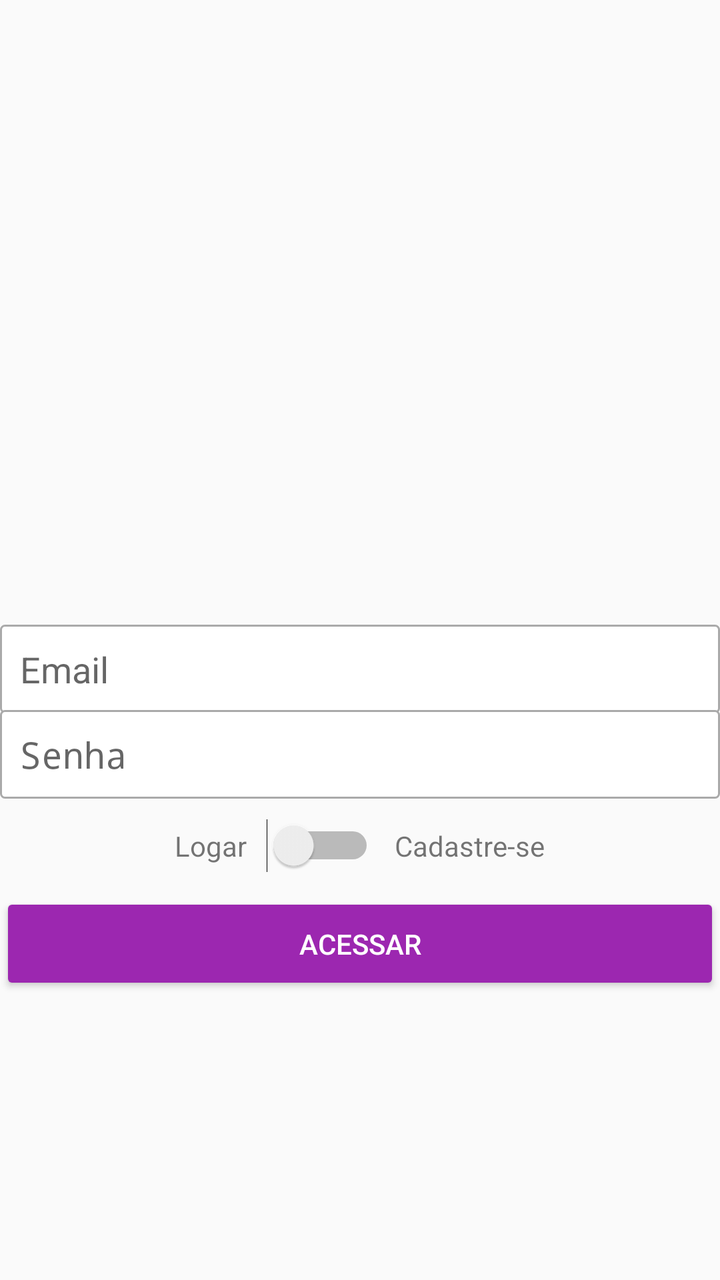
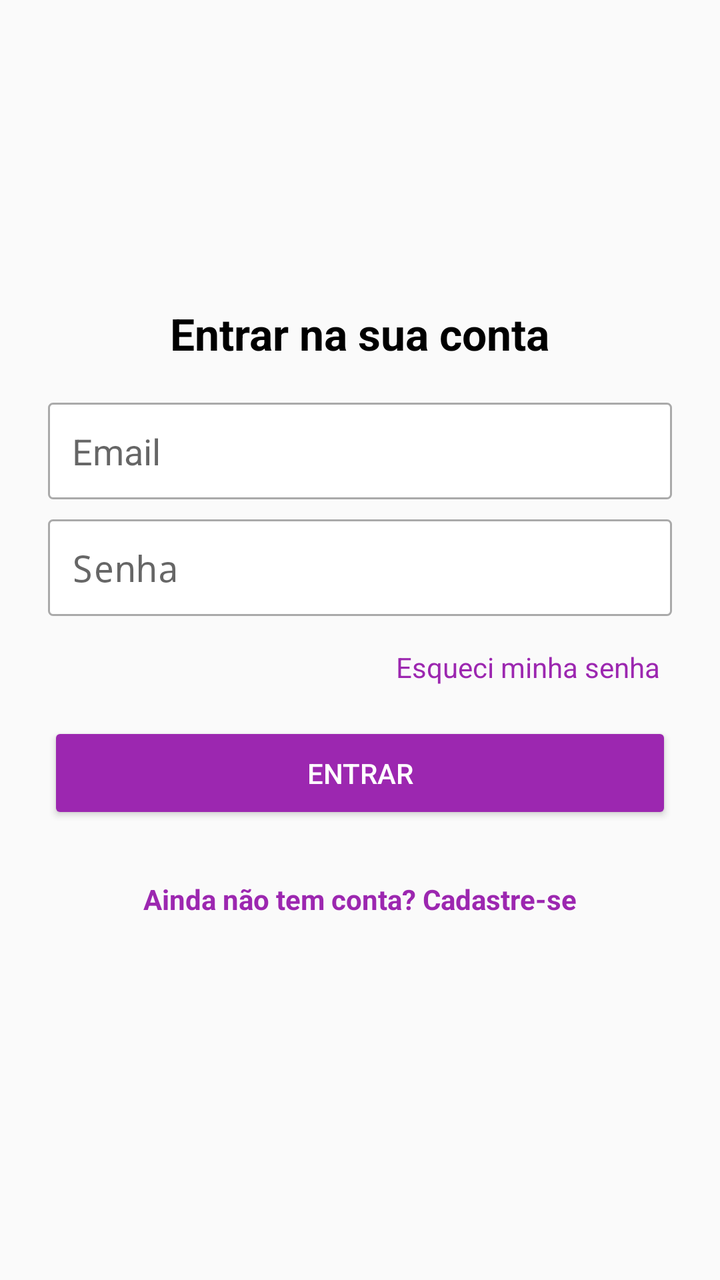

Compare the two renders of this Android layout. The source of the first and the diff that turns it into the second are given below.
<!-- AndroidManifest.xml: application theme AppTheme -->
<!-- res/layout/activity_cadastro.xml -->
<?xml version="1.0" encoding="utf-8"?>

<LinearLayout xmlns:android="http://schemas.android.com/apk/res/android"
    xmlns:app="http://schemas.android.com/apk/res-auto"
    xmlns:tools="http://schemas.android.com/tools"
    android:layout_width="match_parent"
    android:layout_height="match_parent"
    android:orientation="vertical"
    android:gravity="center"
    android:layout_margin="16dp"
    tools:context=".activity.CadastroActivity">

    <ImageView
        android:id="@+id/imageView"
        android:layout_width="200dp"
        android:layout_height="150dp"
        android:layout_marginBottom="20dp"
        app:srcCompat="@drawable/logo" />

    <EditText
        android:id="@+id/editEmail"
        android:layout_width="match_parent"
        android:layout_height="wrap_content"
        android:background="@drawable/bg_edit_text"
        android:ems="10"
        android:hint="@string/email"
        android:inputType="textEmailAddress"
        android:padding="10dp" />

    <EditText
        android:id="@+id/editSenha"
        android:layout_width="match_parent"
        android:layout_height="wrap_content"
        android:layout_marginTop="-2dp"
        android:background="@drawable/bg_edit_text"
        android:ems="10"
        android:hint="@string/senha"
        android:inputType="textPassword"
        android:padding="10dp" />

    <LinearLayout
        android:layout_width="match_parent"
        android:layout_height="wrap_content"
        android:layout_marginBottom="10dp"
        android:layout_marginTop="10dp"
        android:gravity="center"
        android:orientation="horizontal">

        <TextView
            android:id="@+id/textView"
            android:layout_width="wrap_content"
            android:layout_height="wrap_content"
            android:text="@string/logar" />

        <Switch
            android:id="@+id/switchAcesso"
            android:layout_width="wrap_content"
            android:layout_height="wrap_content"
            android:layout_marginLeft="10dp"
            android:layout_marginRight="10dp" />

        <TextView
            android:layout_width="wrap_content"
            android:layout_height="wrap_content"
            android:text="@string/cadastre_se" />
    </LinearLayout>

    <Button
        android:id="@+id/btnAcessar"
        android:layout_width="match_parent"
        android:layout_height="wrap_content"
        android:padding="16dp"
        android:text="@string/acessar"
        android:theme="@style/botaoPadrao" />

</LinearLayout>
<!-- resources referenced by this layout -->
<resources>
  <!-- drawable bg_edit_text (drawable) -->
  <?xml version="1.0" encoding="utf-8"?>
  <shape xmlns:android="http://schemas.android.com/apk/res/android"
      android:shape="rectangle">
  
      <solid android:color="#ffffff" />
      <stroke android:width="1dp"
          android:color="@android:color/darker_gray"/>
      <corners android:radius="2dp" />
  
  
  </shape>
  <!-- drawable logo: png bitmap (drawable, 24002 bytes) -->
  <string name="acessar">Acessar</string>
  <string name="cadastre_se">Cadastre-se</string>
  <string name="email">Email</string>
  <string name="logar">Logar</string>
  <string name="senha">Senha</string>
  <style name="botaoPadrao" parent="Theme.AppCompat.Light">
  
          <item name="colorControlHighlight">#d500f9</item>
          <item name="colorButtonNormal">@color/colorPrimary</item>
          <item name="android:textColor">@android:color/white</item>
      </style>
  <style name="AppTheme" parent="Theme.MaterialComponents.Light.DarkActionBar.Bridge">
          
          <item name="colorPrimary">@color/colorPrimary</item>
          <item name="colorPrimaryDark">@color/colorPrimaryDark</item>
          <item name="colorAccent">@color/colorAccent</item>
      </style>
  <color name="colorPrimary">#9C27B0</color>
  <color name="colorPrimaryDark">#7B1FA2</color>
  <color name="colorAccent">#ff5722</color>
</resources>

<!-- the commit's change to res/layout/activity_cadastro.xml (unified diff, before → after) -->
@@ -1,76 +1,123 @@
 <?xml version="1.0" encoding="utf-8"?>
-
-<LinearLayout xmlns:android="http://schemas.android.com/apk/res/android"
+<ScrollView xmlns:android="http://schemas.android.com/apk/res/android"
     xmlns:app="http://schemas.android.com/apk/res-auto"
     xmlns:tools="http://schemas.android.com/tools"
     android:layout_width="match_parent"
     android:layout_height="match_parent"
-    android:orientation="vertical"
-    android:gravity="center"
-    android:layout_margin="16dp"
+    android:fillViewport="true"
     tools:context=".activity.CadastroActivity">
-
-    <ImageView
-        android:id="@+id/imageView"
-        android:layout_width="200dp"
-        android:layout_height="150dp"
-        android:layout_marginBottom="20dp"
-        app:srcCompat="@drawable/logo" />
-
-    <EditText
-        android:id="@+id/editEmail"
-        android:layout_width="match_parent"
-        android:layout_height="wrap_content"
-        android:background="@drawable/bg_edit_text"
-        android:ems="10"
-        android:hint="@string/email"
-        android:inputType="textEmailAddress"
-        android:padding="10dp" />
-
-    <EditText
-        android:id="@+id/editSenha"
-        android:layout_width="match_parent"
-        android:layout_height="wrap_content"
-        android:layout_marginTop="-2dp"
-        android:background="@drawable/bg_edit_text"
-        android:ems="10"
-        android:hint="@string/senha"
-        android:inputType="textPassword"
-        android:padding="10dp" />
 
     <LinearLayout
         android:layout_width="match_parent"
         android:layout_height="wrap_content"
-        android:layout_marginBottom="10dp"
-        android:layout_marginTop="10dp"
-        android:gravity="center"
-        android:orientation="horizontal">
+        android:gravity="center_horizontal"
+        android:orientation="vertical"
+        android:padding="24dp">
+
+        <ImageView
+            android:id="@+id/imageView"
+            android:layout_width="96dp"
+            android:layout_height="96dp"
+            android:layout_marginTop="16dp"
+            android:contentDescription="Logo LX"
+            app:srcCompat="@drawable/logo" />
 
         <TextView
-            android:id="@+id/textView"
+            android:id="@+id/textTitulo"
             android:layout_width="wrap_content"
             android:layout_height="wrap_content"
-            android:text="@string/logar" />
+            android:layout_marginTop="16dp"
+            android:layout_marginBottom="20dp"
+            android:text="Entrar na sua conta"
+            android:textColor="@android:color/black"
+            android:textSize="22sp"
+            android:textStyle="bold" />
 
-        <Switch
-            android:id="@+id/switchAcesso"
+        <EditText
+            android:id="@+id/editNome"
+            android:layout_width="match_parent"
+            android:layout_height="wrap_content"
+            android:layout_marginBottom="10dp"
+            android:background="@drawable/bg_edit_text"
+            android:hint="Nome completo"
+            android:importantForAutofill="no"
+            android:inputType="textPersonName|textCapWords"
+            android:padding="12dp"
+            android:visibility="gone" />
+
+        <com.santalu.maskedittext.MaskEditText
+            android:id="@+id/editTelefone"
+            android:layout_width="match_parent"
+            android:layout_height="wrap_content"
+            android:layout_marginBottom="10dp"
+            android:background="@drawable/bg_edit_text"
+            android:hint="Telefone"
+            android:importantForAutofill="no"
+            android:inputType="phone"
+            android:padding="12dp"
+            android:visibility="gone"
+            app:met_mask="(##) #####-####" />
+
+        <EditText
+            android:id="@+id/editEmail"
+            android:layout_width="match_parent"
+            android:layout_height="wrap_content"
+            android:layout_marginBottom="10dp"
+            android:background="@drawable/bg_edit_text"
+            android:hint="@string/email"
+            android:importantForAutofill="no"
+            android:inputType="textEmailAddress"
+            android:padding="12dp" />
+
+        <EditText
+            android:id="@+id/editSenha"
+            android:layout_width="match_parent"
+            android:layout_height="wrap_content"
+            android:layout_marginBottom="10dp"
+            android:background="@drawable/bg_edit_text"
+            android:hint="@string/senha"
+            android:importantForAutofill="no"
+            android:inputType="textPassword"
+            android:padding="12dp" />
+
+        <EditText
+            android:id="@+id/editConfirmarSenha"
+            android:layout_width="match_parent"
+            android:layout_height="wrap_content"
+            android:layout_marginBottom="10dp"
+            android:background="@drawable/bg_edit_text"
+            android:hint="Confirmar senha"
+            android:importantForAutofill="no"
+            android:inputType="textPassword"
+            android:padding="12dp"
+            android:visibility="gone" />
+
+        <TextView
+            android:id="@+id/textEsqueciSenha"
             android:layout_width="wrap_content"
             android:layout_height="wrap_content"
-            android:layout_marginLeft="10dp"
-            android:layout_marginRight="10dp" />
+            android:layout_gravity="end"
+            android:padding="6dp"
+            android:text="Esqueci minha senha"
+            android:textColor="@color/colorPrimary" />
+
+        <Button
+            android:id="@+id/btnAcessar"
+            android:layout_width="match_parent"
+            android:layout_height="wrap_content"
+            android:layout_marginTop="12dp"
+            android:padding="16dp"
+            android:text="Entrar"
+            android:theme="@style/botaoPadrao" />
 
         <TextView
+            android:id="@+id/textAlternar"
             android:layout_width="wrap_content"
             android:layout_height="wrap_content"
-            android:text="@string/cadastre_se" />
+            android:layout_marginTop="20dp"
+            android:padding="8dp"
+            android:text="Ainda não tem conta? Cadastre-se"
+            android:textColor="@color/colorPrimary"
+            android:textStyle="bold" />
     </LinearLayout>
-
-    <Button
-        android:id="@+id/btnAcessar"
-        android:layout_width="match_parent"
-        android:layout_height="wrap_content"
-        android:padding="16dp"
-        android:text="@string/acessar"
-        android:theme="@style/botaoPadrao" />
-
-</LinearLayout>
+</ScrollView>
<!-- resource entries referenced after the edit -->
@@ -13,10 +13,7 @@
   
   </shape>
   <!-- drawable logo: png bitmap (drawable, 24002 bytes) -->
-  <string name="acessar">Acessar</string>
-  <string name="cadastre_se">Cadastre-se</string>
   <string name="email">Email</string>
-  <string name="logar">Logar</string>
   <string name="senha">Senha</string>
   <style name="botaoPadrao" parent="Theme.AppCompat.Light">
   
